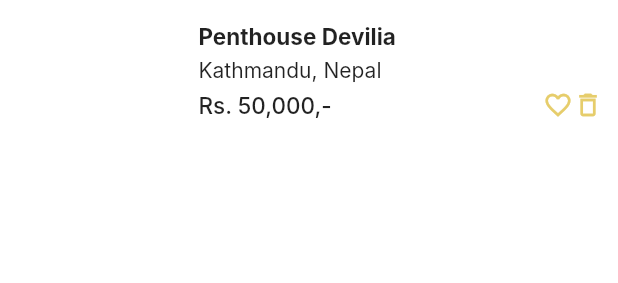
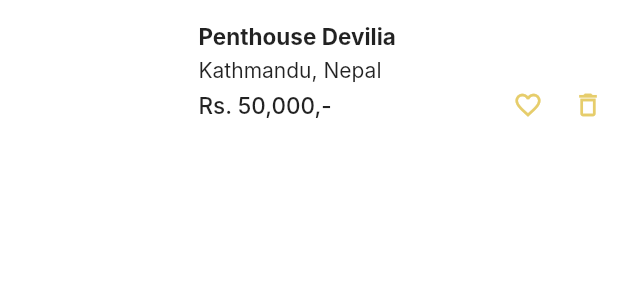
Before and after one commit to baidya07/real-estate-app, a Flutter app: the _ProductWishlist widget shown alone on an empty page, opened directly, on a phone screen of 412 x 824 dp. Shown: the top 283 px of the screen. Run offline on Flutter 3.47's test engine with Material 2 defaults, Android fonts, the phone set to English and light mode, and no system bars; our stand-ins replace auto_route, cached_network_image, device_preview, dots_indicator, flutter_form_builder, flutter_hooks and 5 more; network calls fail; Roboto replaces fonts that are missing (Inter).

Commit message:
fix:splash and favorite page detailing

```diff
--- a/lib/app/pages/favorite_page/favorite_page.dart
+++ /dev/null
@@ -1,120 +0,0 @@
-import 'package:flutter/material.dart';
-import 'package:real_estate_app/app/resources/size_constants.dart';
-
-final horizontalEdgePadding = 10.0;
-final verticalEdgePadding = 15.0;
-
-class FavoritePage extends StatelessWidget {
-  const FavoritePage({Key? key}) : super(key: key);
-
-  @override
-  Widget build(BuildContext context) {
-    return Scaffold(
-      appBar: AppBar(
-        centerTitle: true,
-        title: Text('My Wishlist',
-            style: Theme.of(context)
-                .textTheme
-                .headline3
-                ?.copyWith(color: Colors.black)),
-      ),
-      backgroundColor: const Color(0xffE5E5E5),
-      body: SingleChildScrollView(
-        child: SafeArea(
-          child: Column(
-              mainAxisSize: MainAxisSize.min,
-              children: List.generate(4, (index) {
-                return Column(
-                  children: [
-                    SBC.sH,
-                    const _ProductWishlist(),
-                    SBC.sH,
-                  ],
-                );
-              })),
-        ),
-      ),
-    );
-  }
-}
-
-class _ProductWishlist extends StatelessWidget {
-  const _ProductWishlist({
-    Key? key,
-  }) : super(key: key);
-
-  @override
-  Widget build(BuildContext context) {
-    return Container(
-      color: Colors.white,
-      child: Padding(
-        padding: EdgeInsets.symmetric(
-            horizontal: horizontalEdgePadding, vertical: verticalEdgePadding),
-        // ignore: avoid_unnecessary_containers
-        child: Row(
-          mainAxisSize: MainAxisSize.min,
-          children: [
-            ClipRRect(
-              borderRadius: BorderRadius.circular(25.0),
-              child: Image.asset(
-                'assets/images/dummy_images/house1_image.jpg',
-                height: 75,
-              ),
-            ),
-            // Expanded(
-            //   child: Image.asset(
-            //     'assets/images/dummy_images/house1_image.jpg',
-            //     height: 75,
-            //   ),
-            // ),
-            SBC.lW,
-            Expanded(
-              child: Column(
-                // mainAxisSize: MainAxisSize.min,
-                crossAxisAlignment: CrossAxisAlignment.start,
-                children: [
-                  Text('Penthouse Devilia',
-                      style: Theme.of(context)
-                          .textTheme
-                          .bodyText1
-                          ?.copyWith(fontWeight: FontWeight.bold)),
-                  SBC.sH,
-                  const Text('Kathmandu, Nepal'),
-                  SBC.sH,
-                  Row(
-                    mainAxisAlignment: MainAxisAlignment.spaceBetween,
-                    children: [
-                      Text('Rs. 50,000,-',
-                          style: Theme.of(context)
-                              .textTheme
-                              .bodyText1
-                              ?.copyWith(fontWeight: FontWeight.w500)),
-                      Row(
-                        mainAxisAlignment: MainAxisAlignment.spaceBetween,
-                        children: [
-                          InkWell(
-                              onTap: () {},
-                              child: const Icon(
-                                Icons.favorite_outline,
-                                size: 20,
-                              )),
-                          InkWell(
-                            onTap: () {},
-                            child: const Icon(
-                              Icons.delete_outline,
-                              size: 20,
-                            ),
-                          ),
-                        ],
-                      ),
-                    ],
-                  )
-                ],
-              ),
-            ),
-          ],
-        ),
-      ),
-    );
-  }
-}
--- a/lib/app/pages/favourite/favorite_page.dart
+++ b/lib/app/pages/favourite/favorite_page.dart
@@ -1,8 +1,9 @@
+import 'package:auto_route/auto_route.dart';
 import 'package:flutter/material.dart';
 import 'package:real_estate_app/app/resources/size_constants.dart';
 
-final horizontalEdgePadding = 10.0;
-final verticalEdgePadding = 15.0;
+const horizontalEdgePadding = 10.0;
+const verticalEdgePadding = 15.0;
 
 class FavoritePage extends StatelessWidget {
   const FavoritePage({Key? key}) : super(key: key);
@@ -11,6 +12,18 @@ class FavoritePage extends StatelessWidget {
   Widget build(BuildContext context) {
     return Scaffold(
       appBar: AppBar(
+        elevation: 0,
+        backgroundColor: Colors.white,
+        leading: InkWell(
+          onTap: (){
+            context.router.pop();
+          },
+          child: const Icon(
+            Icons.arrow_back_ios,
+            size: 14,
+            color: Colors.black,
+          ),
+        ),
         centerTitle: true,
         title: Text('Favorite',
             style: Theme.of(context)
@@ -48,7 +61,7 @@ class _ProductWishlist extends StatelessWidget {
     return Container(
       color: Colors.white,
       child: Padding(
-        padding: EdgeInsets.symmetric(
+        padding: const EdgeInsets.symmetric(
             horizontal: horizontalEdgePadding, vertical: verticalEdgePadding),
         // ignore: avoid_unnecessary_containers
         child: Row(
@@ -98,6 +111,7 @@ class _ProductWishlist extends StatelessWidget {
                                 Icons.favorite_outline,
                                 size: 20,
                               )),
+                          SBC.xXlW,
                           InkWell(
                             onTap: () {},
                             child: const Icon(
--- a/lib/app/pages/landing/landing_page.dart
+++ b/lib/app/pages/landing/landing_page.dart
@@ -24,7 +24,7 @@ class LandingPage extends StatelessWidget {
           type: BottomNavigationBarType.fixed,
           selectedFontSize: 12,
           unselectedFontSize: 12,
-          unselectedItemColor: Colors.grey,
+          unselectedItemColor: Colors.black,
           selectedItemColor: Colors.white,
           currentIndex: tabsRouter.activeIndex,
           onTap: tabsRouter.setActiveIndex,
--- a/lib/app/pages/search/search_page.dart
+++ b/lib/app/pages/search/search_page.dart
@@ -32,7 +32,8 @@ class _SearchPageState extends State<SearchPage> {
               context.router.pop();
             },
             icon: const Icon(Icons.arrow_back_ios_new_rounded,
-                color: Colors.black)),
+                color: Colors.black,
+            size: 14,)),
         backgroundColor: Colors.white,
         elevation: 0,
       ),
```
Also changed, not shown: lib/app/pages/profile_page/profile_page.dart (+5 -2 lines), lib/app/pages/splash_screen/splash_screen.dart (+40 -31 lines), pubspec.lock, 1 other file.
